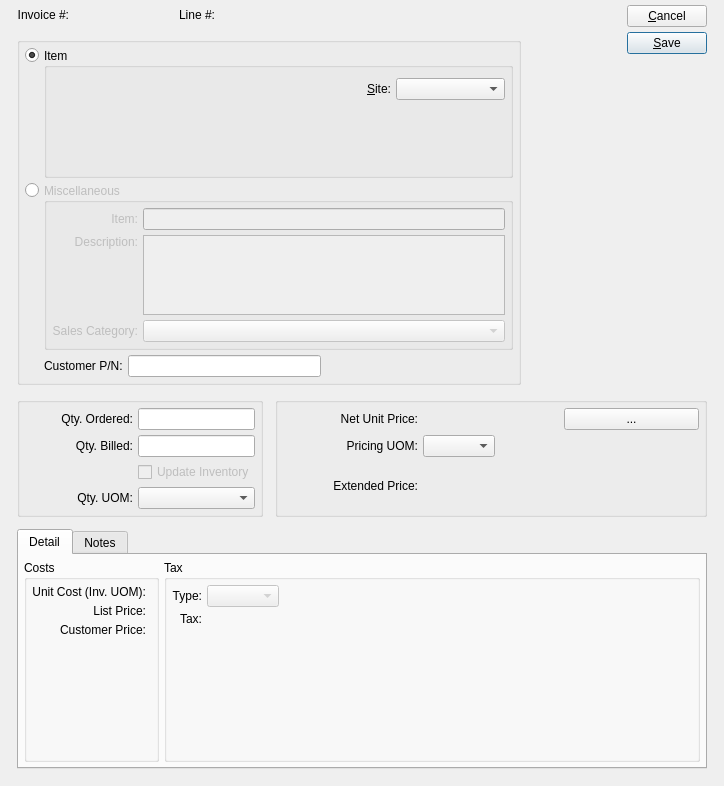
Qt form guiclient/invoiceItem.ui (knowhow/xtuple) before a commit.
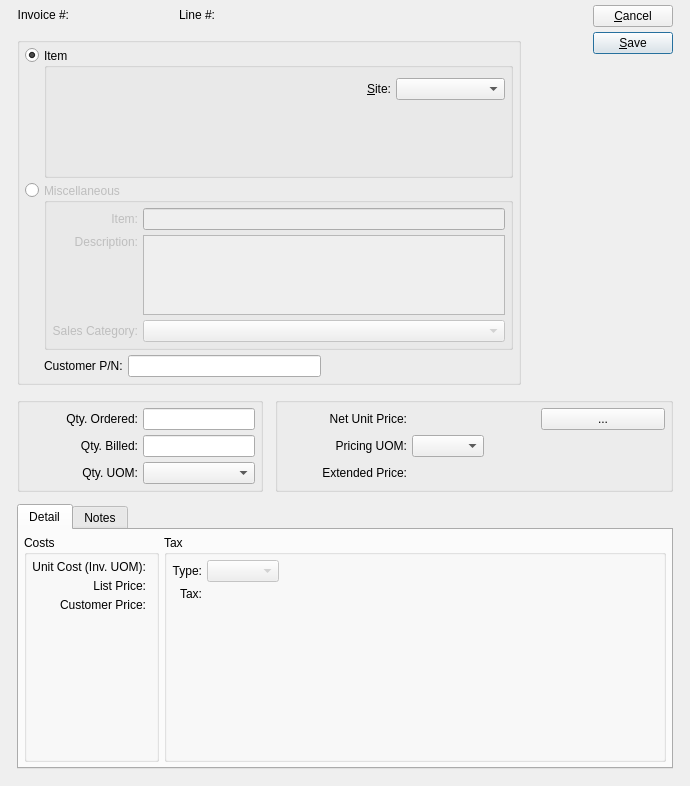
The same form after that commit. Custom widgets are drawn as their Qt base class.

The edit to the form file:
```diff
--- a/guiclient/invoiceItem.ui
+++ b/guiclient/invoiceItem.ui
@@ -13,7 +13,7 @@
    <rect>
     <x>0</x>
     <y>0</y>
-    <width>724</width>
+    <width>690</width>
     <height>786</height>
    </rect>
   </property>
@@ -293,7 +293,7 @@
               <bool>true</bool>
              </property>
              <property name="type">
-              <enum>XComboBox::SalesCategoriesActive</enum>
+              <enum>XComboBox::SalesCategories</enum>
              </property>
             </widget>
            </item>
@@ -366,7 +366,7 @@
             </widget>
            </item>
            <item row="1" column="1">
-            <widget class="XTextEdit" name="_itemDescrip">
+            <widget class="QTextEdit" name="_itemDescrip">
              <property name="sizePolicy">
               <sizepolicy hsizetype="Expanding" vsizetype="Preferred">
                <horstretch>0</horstretch>
@@ -499,7 +499,7 @@
           </property>
          </widget>
         </item>
-        <item row="3" column="0">
+        <item row="2" column="0">
          <widget class="QLabel" name="_qtyUOMLit">
           <property name="text">
            <string>Qty. UOM:</string>
@@ -512,22 +512,9 @@
           </property>
          </widget>
         </item>
-        <item row="3" column="1">
+        <item row="2" column="1">
          <widget class="XComboBox" name="_qtyUOM"/>
         </item>
-        <item row="2" column="1">
-         <widget class="QCheckBox" name="_updateInv">
-          <property name="enabled">
-           <bool>false</bool>
-          </property>
-          <property name="text">
-           <string>Update Inventory</string>
-          </property>
-          <property name="checked">
-           <bool>false</bool>
-          </property>
-         </widget>
-        </item>
        </layout>
       </widget>
      </item>
@@ -550,7 +537,7 @@
         <item row="0" column="1">
          <widget class="CurrCluster" name="_price">
           <property name="format">
-           <enum>CurrDisplay::SalesPrice</enum>
+           <enum>CurrDisplay::Cost</enum>
           </property>
           <property name="currencyEditable" stdset="0">
            <bool>false</bool>
@@ -685,7 +672,7 @@
                 <item row="1" column="1">
                  <widget class="CurrDisplay" name="_listPrice">
                   <property name="format">
-                   <enum>CurrDisplay::SalesPrice</enum>
+                   <enum>CurrDisplay::Cost</enum>
                   </property>
                   <property name="localControl">
                    <bool>false</bool>
@@ -695,7 +682,7 @@
                 <item row="2" column="1">
                  <widget class="CurrDisplay" name="_custPrice">
                   <property name="format">
-                   <enum>CurrDisplay::SalesPrice</enum>
+                   <enum>CurrDisplay::Cost</enum>
                   </property>
                   <property name="localControl">
                    <bool>false</bool>
@@ -863,7 +850,7 @@
              <number>0</number>
             </property>
             <item>
-             <widget class="XTextEdit" name="_notes"/>
+             <widget class="QTextEdit" name="_notes"/>
             </item>
            </layout>
           </widget>
@@ -929,11 +916,6 @@
    <extends>QLabel</extends>
    <header>xurllabel.h</header>
   </customwidget>
-  <customwidget>
-   <class>XTextEdit</class>
-   <extends>QTextEdit</extends>
-   <header>xtextedit.h</header>
-  </customwidget>
  </customwidgets>
  <tabstops>
   <tabstop>_itemSelected</tabstop>
```
Left out of the diff: 2 changed lines with no effect on the pictures.
